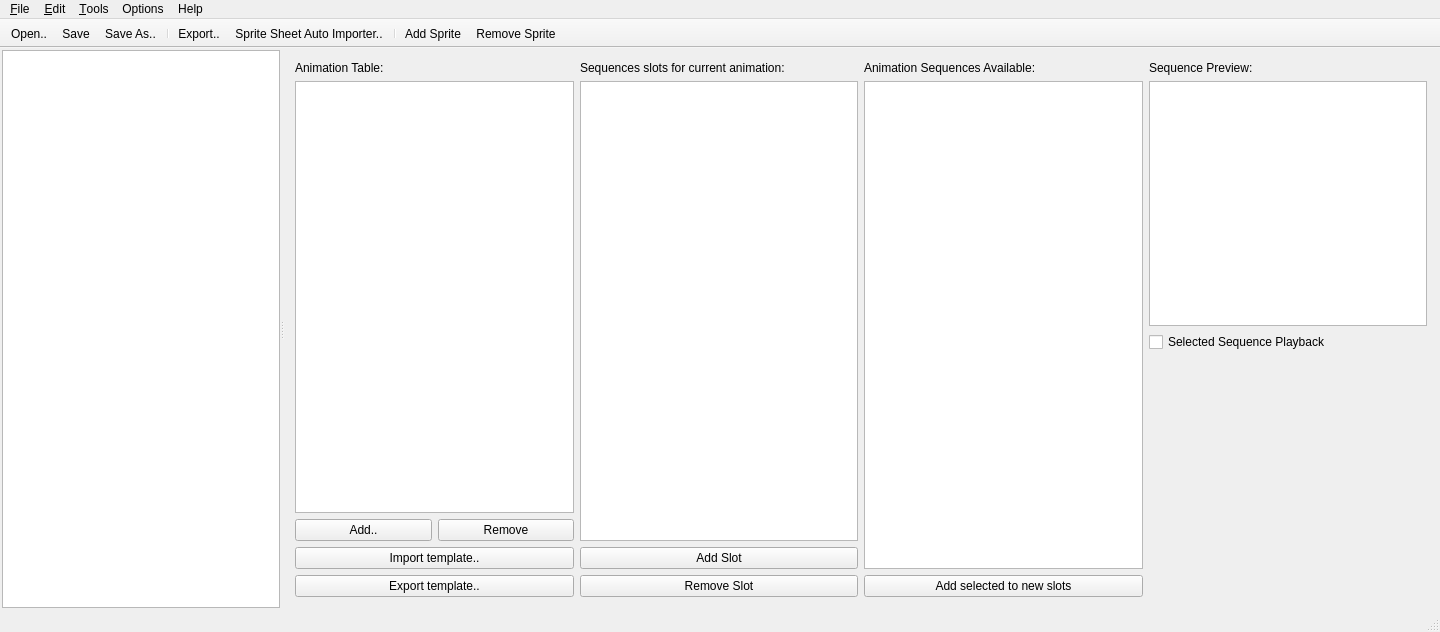
Above: src/ui/mainwindow.ui from PsyCommando/ppmdu_spriteeditor before the change. Below: the same form after it.
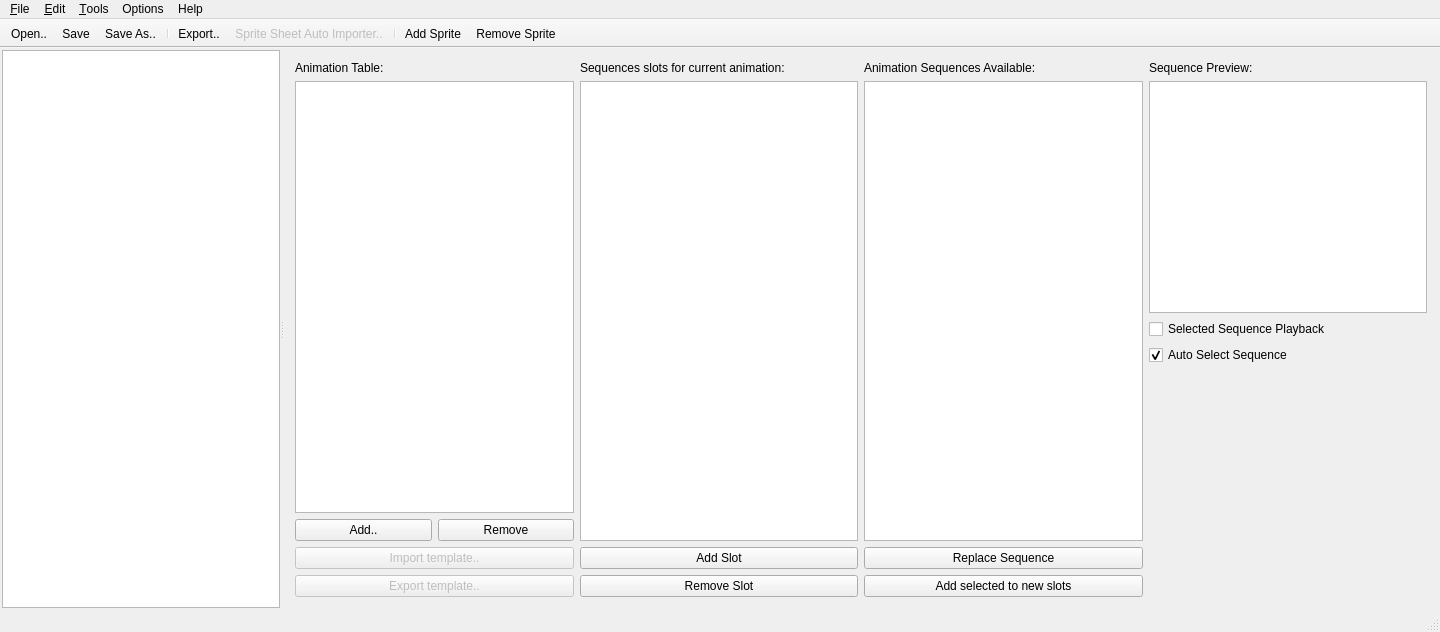
That is the form after the change. Icons and pictures are not drawn.

Commit message: Implemented most functionalities for the animtable tab, except templates

The edit to the form file:
```diff
--- a/src/ui/mainwindow.ui
+++ b/src/ui/mainwindow.ui
@@ -1890,6 +1890,9 @@
            </item>
            <item>
             <widget class="QPushButton" name="btnAnimTblImportTemplate">
+             <property name="enabled">
+              <bool>false</bool>
+             </property>
              <property name="toolTip">
               <string>&lt;html&gt;&lt;head/&gt;&lt;body&gt;&lt;p&gt;Imports a template animation table to fill out for common animated sprite animation layouts!&lt;/p&gt;&lt;/body&gt;&lt;/html&gt;</string>
              </property>
@@ -1900,6 +1903,9 @@
            </item>
            <item>
             <widget class="QPushButton" name="btnAnimTblExportTemplate">
+             <property name="enabled">
+              <bool>false</bool>
+             </property>
              <property name="toolTip">
               <string>&lt;html&gt;&lt;head/&gt;&lt;body&gt;&lt;p&gt;Export the animation table as a new template file!&lt;/p&gt;&lt;/body&gt;&lt;/html&gt;</string>
              </property>
@@ -2060,6 +2066,17 @@
              </property>
             </widget>
            </item>
+           <item>
+            <widget class="QPushButton" name="btnAnimTblReplaceSeq">
+             <property name="text">
+              <string>Replace Sequence</string>
+             </property>
+             <property name="icon">
+              <iconset resource="../../appres.qrc">
+               <normaloff>:/resources/fugue-icons-3.5.6/icons/fill-180.png</normaloff>:/resources/fugue-icons-3.5.6/icons/fill-180.png</iconset>
+             </property>
+            </widget>
+           </item>
            <item>
             <widget class="QPushButton" name="btnAnimTblMoveSeq">
              <property name="text">
@@ -2092,6 +2109,22 @@
              </property>
             </widget>
            </item>
+           <item>
+            <widget class="QCheckBox" name="chkAnimTblAutoSelectSeq">
+             <property name="toolTip">
+              <string>If this is checked, when a slot from the current animation table entry is selected, the animation sequence will be automatically selected in the list of available animations.</string>
+             </property>
+             <property name="statusTip">
+              <string/>
+             </property>
+             <property name="text">
+              <string>Auto Select Sequence</string>
+             </property>
+             <property name="checked">
+              <bool>true</bool>
+             </property>
+            </widget>
+           </item>
            <item>
             <spacer name="verticalSpacer">
              <property name="orientation">
@@ -2480,6 +2513,9 @@
    </property>
   </action>
   <action name="actionSprite_Sheet_Auto_Importer">
+   <property name="enabled">
+    <bool>false</bool>
+   </property>
    <property name="icon">
     <iconset resource="../../appres.qrc">
      <normaloff>:/resources/fugue-icons-3.5.6/icons/slide--arrow.png</normaloff>:/resources/fugue-icons-3.5.6/icons/slide--arrow.png</iconset>
```
Left out of the diff: 31 changed lines with no effect on the pictures. The commit also changes 5 other files.
